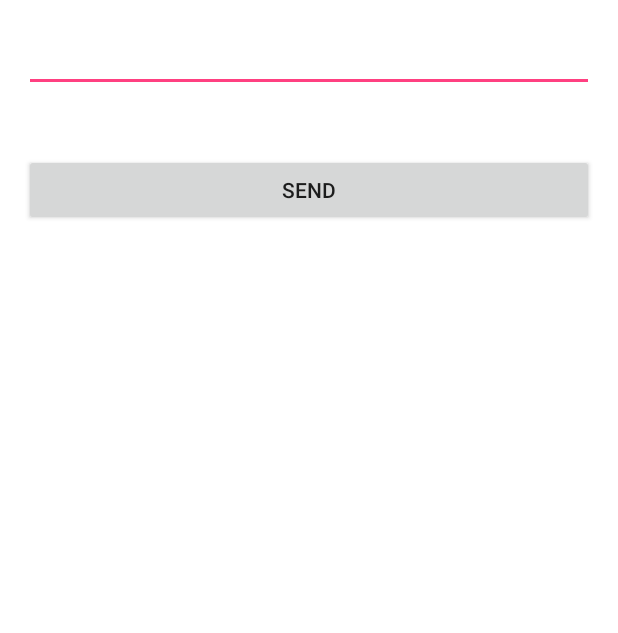
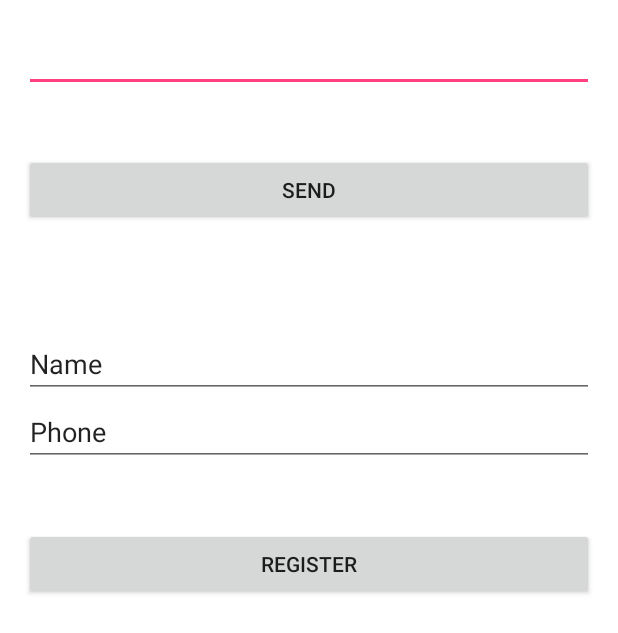
Before and after one commit to saramgs28/gcm-self, an Android app: the Upstreamdownstream screen opened directly, with no data from a screen before it, after a tap on "SEND", on a phone screen of 412 x 824 dp. Shown: the top 633 px of the screen. Run offline under Robolectric (Android 15) with nearby library versions, the phone set to English and light mode, and no system bars; 2 statements that could not run were skipped.

Commit message:
Added new registration endpoint, added front end code to utilize above endpoint

```diff
--- a/app/src/main/java/com/andresrcb/gcmtest/RegistrationIntentService.java
+++ b/app/src/main/java/com/andresrcb/gcmtest/RegistrationIntentService.java
@@ -98,7 +98,9 @@ public class RegistrationIntentService extends IntentService {
         Registration regService = builder.build();
         regService.register(token).execute();
     }
+    private void sendRegistration(String token ){
 
+    }
     private void doGcmSendUpstreamMessage(String token) throws IOException{
     GoogleCloudMessaging gcm=new GoogleCloudMessaging();
         final Bundle data = new Bundle();
--- a/app/src/main/java/com/andresrcb/gcmtest/Upstreamdownstream.java
+++ b/app/src/main/java/com/andresrcb/gcmtest/Upstreamdownstream.java
@@ -12,16 +12,23 @@ import android.widget.TextView;
 import android.widget.Toast;
 
 import com.google.android.gms.gcm.GoogleCloudMessaging;
+import com.google.android.gms.iid.InstanceID;
 
 import java.io.IOException;
 import java.util.concurrent.atomic.AtomicInteger;
+
+import org.json.JSONArray;
+import org.json.JSONException;
+import org.json.JSONObject;
 
 public class Upstreamdownstream extends AppCompatActivity implements OnClickListener {
 
     private Button button_send;
     private TextView mTextView;
     private EditText mEditText;
-
+    private EditText uEditText;
+    private EditText pEditText;
+    private Button button_register;
     private LoggingService.Logger mLogger;
 
     @Override
@@ -31,22 +38,58 @@ public class Upstreamdownstream extends AppCompatActivity implements OnClickList
 
         mTextView = (TextView) findViewById(R.id.upstream_text);
         mEditText =(EditText) findViewById(R.id.edit_id_text);
-
+        uEditText =(EditText) findViewById(R.id.edit_name);
+        pEditText =(EditText) findViewById(R.id.edit_phone);
         button_send = (Button) findViewById(R.id.upstream_send_button);
+        button_register = (Button) findViewById(R.id.button_register);
         button_send.setOnClickListener(this);
         findViewById(R.id.upstream_send_button).setOnClickListener(this);
-
+        button_register.setOnClickListener(this);
+        findViewById(R.id.button_register).setOnClickListener(this);
         mLogger = new LoggingService.Logger(this);
     }
     @Override
     public void onClick(View v) {
+        switch(v.getId()){
+            case R.id.button_register:
+                registerUser();
+                break;
+            case R.id.upstream_send_button:
+                doGcmSendUpstreamMessage();
+                break;
+        }
+    }
+    private void registerUser(){
+        if (uEditText.getText().toString().isEmpty() || pEditText.getText().toString().isEmpty())
+            Toast.makeText(getApplicationContext(), "Please enter the username and password", Toast.LENGTH_LONG).show();
+        else{
+            try{
+                InstanceID instanceID = InstanceID.getInstance(this);
+                String token = instanceID.getToken("590942745468",
+                        GoogleCloudMessaging.INSTANCE_ID_SCOPE, null);
+                try{
+                    JSONObject reqObject = new JSONObject();
+                    String username = uEditText.getText().toString();
+                    String phone = pEditText.getText().toString();
+                    reqObject.put("username", username);
+                    reqObject.put("phone", phone);
+                    reqObject.put("regId", token);
 
-        doGcmSendUpstreamMessage();
+                } catch(JSONException je){
+
+                }
+            }catch(java.io.IOException e){
+
+            }
+
+        }
+
+
+
     }
-
     private void doGcmSendUpstreamMessage() {
         final GoogleCloudMessaging gcm = GoogleCloudMessaging.getInstance(this);
-        final String senderId = "dSZ5uBCmrPs:APA91bHnHEaehgOkjGCG9rul_080G648CwMRLLslKKhj70CAoIlZawvR5VJDjPRfLmgScWtXhqXd9ZEyoBjyd41ThMZiUy859qS8jv1oqCX0fPUL7OEAnREVE5iJ6HHFerkm9p0aAyBB";
+        final String senderId = "590942745468";
         final String message = mEditText.getText().toString();
         final Bundle data = new Bundle();
         final AtomicInteger msgId = new AtomicInteger();
@@ -61,8 +104,8 @@ public class Upstreamdownstream extends AppCompatActivity implements OnClickList
                 try {
                     data.putString("message", message);
                     String id = Integer.toString(msgId.incrementAndGet());
-                    Log.d("MyGcmListenerService", senderId+"mensaje: "+message);
-                    gcm.send(senderId + "@gcm.googleapis.com", id, data);
+//                    Log.d("MyGcmListenerService", senderId+"mensaje: "+message);
+                    gcm.send(senderId+"@gcm.googleapis.com", id, data);
                     mLogger.log(Log.INFO, "Successfully sent upstream message");
                     return null;
                 } catch (IOException e) {
--- a/app/src/main/res/layout/activity_upstreamdownstream.xml
+++ b/app/src/main/res/layout/activity_upstreamdownstream.xml
@@ -31,4 +31,25 @@
         android:layout_alignParentStart="true"
         android:layout_marginTop="50dp" />
 
+    <EditText
+        android:id="@+id/edit_name"
+        android:layout_width="match_parent"
+        android:layout_height="wrap_content"
+        android:text="Name"/>
+    <EditText
+        android:id="@+id/edit_phone"
+        android:layout_width="match_parent"
+        android:layout_height="wrap_content"
+        android:text="Phone"/>
+    <Button
+        android:id="@+id/button_register"
+        android:layout_width="match_parent"
+        android:layout_height="wrap_content"
+        android:text="Register"
+        android:layout_marginTop="41dp"
+        android:layout_below="@+id/upstream_text"
+        android:layout_alignParentLeft="true"
+        android:layout_alignParentStart="true" />
+
+
 </LinearLayout>
--- a/backend/src/main/java/com/andresrcb/gcmbackend/RegistrationRecord.java
+++ b/backend/src/main/java/com/andresrcb/gcmbackend/RegistrationRecord.java
@@ -14,6 +14,8 @@ public class RegistrationRecord {
     @Index
     private String regId;
     private String name;
+    private String phone;
+    private String username;
     // you can add more fields...
 
     public RegistrationRecord() {}
@@ -25,6 +27,8 @@ public class RegistrationRecord {
     public String getName() {
         return name;
     }
+    public String getPhone(){ return phone; }
+    public String getUsername(){ return username; }
     public void setRegId(String regId) {
         this.regId = regId;
     }
@@ -32,4 +36,6 @@ public class RegistrationRecord {
     public void setName(String name) {
         this.name = name;
     }
+    public void setPhone(String p){ this.phone = p;}
+    public void setUsername(String u){this.username = u;}
 }
--- a/backend/src/main/webapp/WEB-INF/web.xml
+++ b/backend/src/main/webapp/WEB-INF/web.xml
@@ -13,7 +13,7 @@
         <servlet-class>com.google.api.server.spi.SystemServiceServlet</servlet-class>
         <init-param>
             <param-name>services</param-name>
-            <param-value>com.andresrcb.gcmbackend.RegistrationEndpoint, com.andresrcb.gcmbackend.MessagingEndpoint</param-value>
+            <param-value>com.andresrcb.gcmbackend.RegistrationEndpoint, com.andresrcb.gcmbackend.MessagingEndpoint, com.andresrcb.gcmbackend.UserRegistrationEndpoint</param-value>
         </init-param>
     </servlet>
     <servlet-mapping>
```
Also changed, not shown: backend/src/main/java/com/andresrcb/gcmbackend/MessagingEndpoint.java (+26 -23 lines), backend/src/main/java/com/andresrcb/gcmbackend/UserRegistrationEndpoint.java (added, +45 -0 lines), 79 other files.
